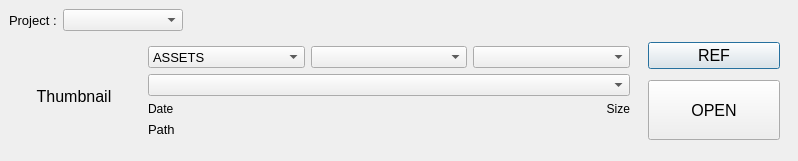
This is maya/include/interface/open.ui in AnthonySTZ/A2Z_Pipeline as Qt 5 draws it before an edit. The edited form follows.
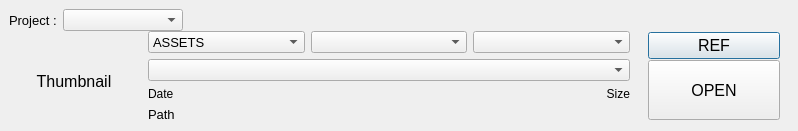
This is the edited form.

Diff of the .ui file:
```diff
--- a/maya/include/interface/open.ui
+++ b/maya/include/interface/open.ui
@@ -7,7 +7,7 @@
     <x>0</x>
     <y>0</y>
     <width>798</width>
-    <height>161</height>
+    <height>131</height>
    </rect>
   </property>
   <property name="windowTitle">
@@ -113,7 +113,7 @@
           <property name="minimumSize">
            <size>
             <width>130</width>
-            <height>130</height>
+            <height>100</height>
            </size>
           </property>
           <property name="maximumSize">
```
